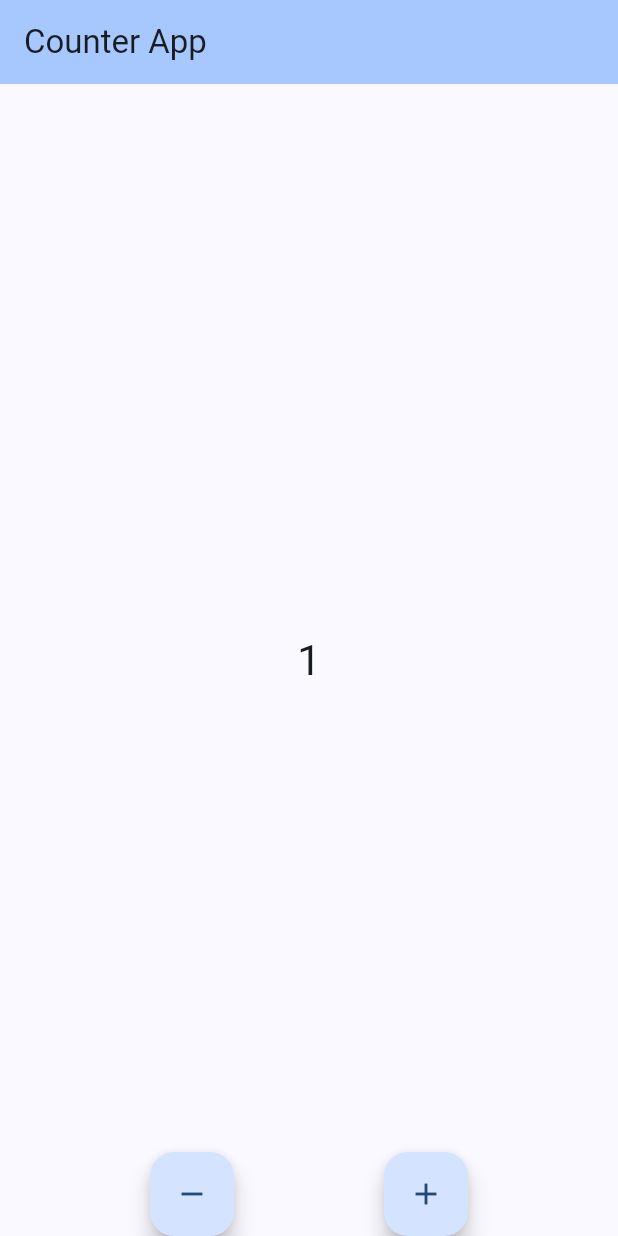
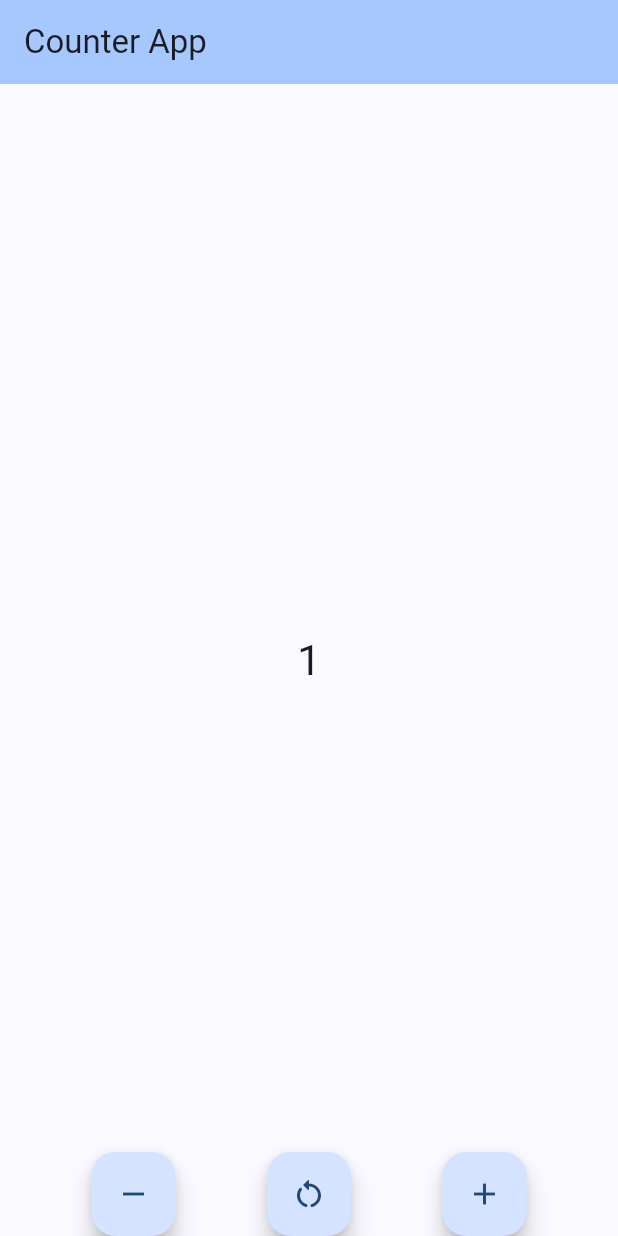
Before and after one commit to WalidSellami/github_tutorial, a Flutter app: the screen it shows after launch, after a tap on the "remove" icon, on a phone screen of 412 x 824 dp. Run offline on Flutter 3.47's test engine with Material 3 defaults, Android fonts, the phone set to English and light mode, and no system bars.

Commit message:
thirdd-commit

```diff
--- a/lib/main.dart
+++ b/lib/main.dart
@@ -29,18 +29,24 @@
 }
 
 class _MyHomePageState extends State<MyHomePage> {
-  int _counter = 0;
+  int counter = 0;
 
   void incrementCounter() {
     setState(() {
-      _counter++;
+      counter++;
     });
   }
 
 
   void decrementCounter() {
     setState(() {
-      _counter--;
+      counter--;
+    });
+  }
+
+  void resetCounter() {
+    setState(() {
+      counter = 0;
     });
   }
 
@@ -54,7 +60,7 @@
       ),
       body: Center(
         child: Text(
-          '$_counter',
+          '$counter',
           style: Theme.of(context).textTheme.headlineMedium,
         ),
       ),
@@ -68,6 +74,11 @@
             child: const Icon(Icons.remove),
           ),
           FloatingActionButton(
+            onPressed: resetCounter,
+            tooltip: 'Reset',
+            child: const Icon(Icons.restart_alt_rounded),
+          ),
+          FloatingActionButton(
             onPressed: incrementCounter,
             tooltip: 'Increment',
             child: const Icon(Icons.add),
```
